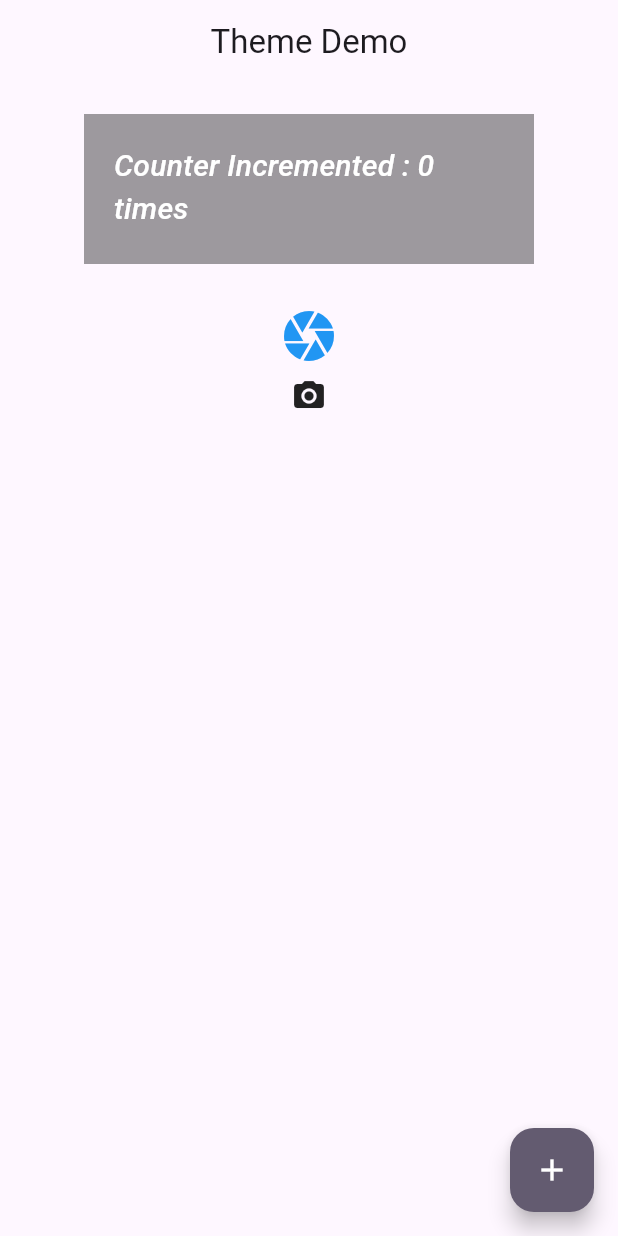
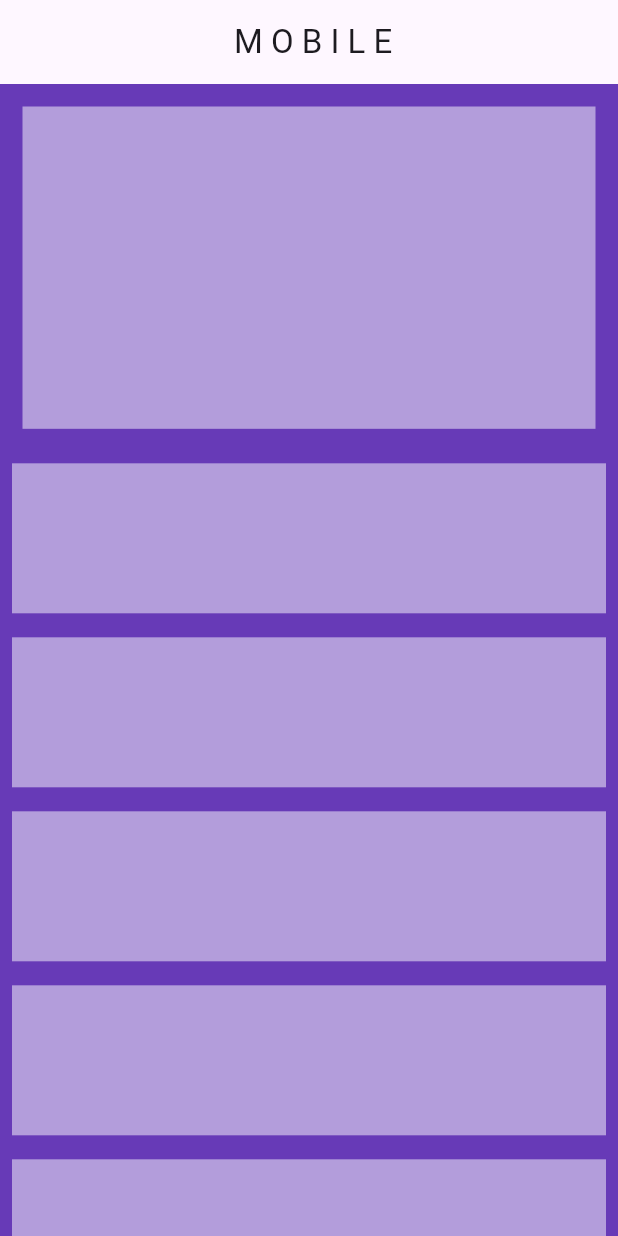
Before and after one commit to poojac-nt/Flutter_Training, a Flutter app: the screen it shows after launch, on a phone screen of 412 x 824 dp. Run offline on Flutter 3.47's test engine with Material 3 defaults, Android fonts, the phone set to English and light mode, and no system bars.

Commit message:
media query

```diff
--- a/lib/main.dart
+++ b/lib/main.dart
@@ -1,5 +1,6 @@
 import 'package:flutter/material.dart';
 import 'package:flutter_practice/widgets/appbar.dart';
+import 'package:flutter_practice/widgets/media_query_example.dart';
 import 'package:flutter_practice/widgets/styling_widgets/theme.dart';
 import 'package:flutter_practice/widgets/styling_widgets/theme_provider.dart';
 
@@ -14,11 +15,12 @@ class MyApp extends StatelessWidget {
   @override
   Widget build(BuildContext context) {
     return MaterialApp(
-        title: 'Flutter Demo',
-        debugShowCheckedModeBanner: false,
-        themeMode: ThemeMode.system,
-        theme: CustomTheme.lightTheme,
-        darkTheme: CustomTheme.darkTheme,
-        home: const ThemeExample());
+      title: 'Flutter Demo',
+      debugShowCheckedModeBanner: false,
+      themeMode: ThemeMode.system,
+      theme: CustomTheme.lightTheme,
+      darkTheme: CustomTheme.darkTheme,
+      home: const MediaQueryExample(),
+    );
   }
 }
--- /dev/null
+++ b/lib/widgets/media_query_example.dart
@@ -0,0 +1,18 @@
+import 'package:flutter/material.dart';
+import 'package:flutter_practice/widgets/styling_widgets/desktop_screen.dart';
+import 'package:flutter_practice/widgets/styling_widgets/mobile_screen.dart';
+
+class MediaQueryExample extends StatelessWidget {
+  const MediaQueryExample({super.key});
+
+  @override
+  Widget build(BuildContext context) {
+    final query = MediaQuery.of(context).size;
+    return Scaffold(
+        appBar: AppBar(
+          title: Text(" M O B I L E"),
+        ),
+        body: SafeArea(
+            child: query.width < 600 ? MobileScreen() : DesktopScreen()));
+  }
+}
--- /dev/null
+++ b/lib/widgets/styling_widgets/mobile_screen.dart
@@ -0,0 +1,38 @@
+import 'package:flutter/material.dart';
+
+class MobileScreen extends StatelessWidget {
+  const MobileScreen({super.key});
+
+  @override
+  Widget build(BuildContext context) {
+    return Scaffold(
+      backgroundColor: Colors.deepPurple,
+      body: Column(
+        children: [
+          Padding(
+            padding: const EdgeInsets.all(15),
+            child: AspectRatio(
+              aspectRatio: 16 / 9,
+              child: Container(
+                color: Colors.deepPurple[200],
+              ),
+            ),
+          ),
+          Expanded(
+            child: ListView.builder(
+                itemCount: 10,
+                itemBuilder: (context, index) {
+                  return Padding(
+                    padding: const EdgeInsets.all(8.0),
+                    child: Container(
+                      color: Colors.deepPurple[200],
+                      height: 100,
+                    ),
+                  );
+                }),
+          )
+        ],
+      ),
+    );
+  }
+}
```
Also changed, not shown: lib/widgets/styling_widgets/desktop_screen.dart (added, +48 -0 lines).
